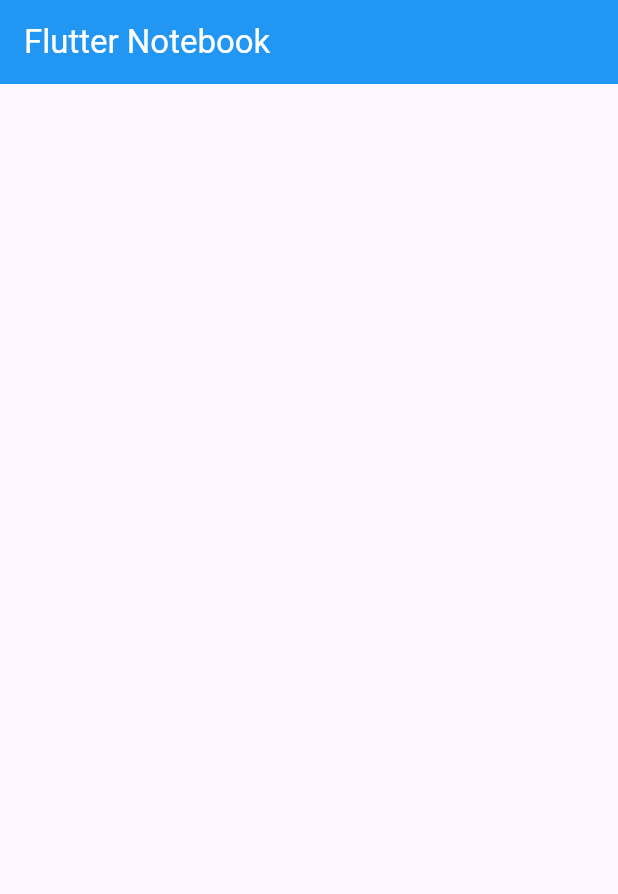
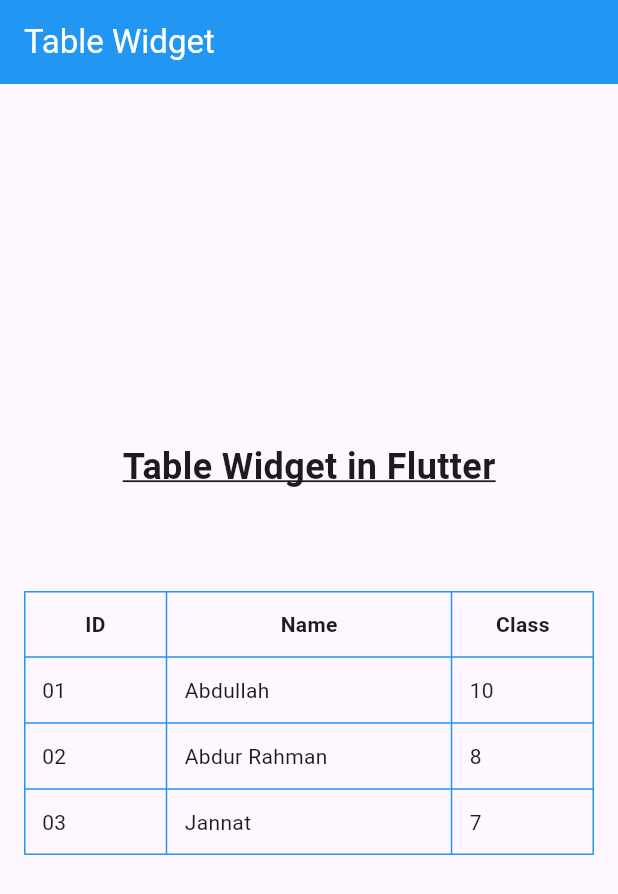
Before and after one commit to monir996/flutter-notebook, a Flutter app: the screen it shows after launch, on a phone screen of 412 x 824 dp. Shown: the top 894 px of the screen. Run offline on Flutter 3.47's test engine with Material 3 defaults, Android fonts, the light colour scheme and no system bars.

Commit message:
table widget - initial

```diff
--- a/lib/home_screen.dart
+++ b/lib/home_screen.dart
@@ -13,11 +13,94 @@
   Widget build(BuildContext context) {
 
     return Scaffold(
-      appBar: AppBar(title: Text("Flutter Notebook", style: TextStyle(color: Colors.white)), backgroundColor: Colors.blue),
+      appBar: AppBar(title: Text("Table Widget", style: TextStyle(color: Colors.white)), backgroundColor: Colors.blue),
 
-      // ----------------------- Main Branch  ==> Basic Structure ------------------
+      // ----------------------- Branch 48 ==> Table Widget ------------------
 
-      body: Center(),
+      body: Center(
+        child: Column(
+          mainAxisAlignment: MainAxisAlignment.center,
+
+          children: [
+
+            Text(
+                "Table Widget in Flutter",
+                style: TextStyle(
+                    fontWeight: FontWeight.bold,
+                    fontSize: 24,
+                    decoration: TextDecoration.underline
+                )
+            ),
+
+            SizedBox(height: 50),
+
+            Padding(
+              padding: const EdgeInsets.all(16.0),
+
+              child: Table(
+                border: TableBorder.all(width: 1, color: Colors.blue),
+                columnWidths: {
+                  0: FlexColumnWidth(1),
+                  1: FlexColumnWidth(2),
+                  2: FlexColumnWidth(1),
+                },
+                children: [
+
+                  // ----------------------- 1st Row ------------------
+                  TableRow(
+                    children: [
+                      // TableCell(child: Text("ID", style: TextStyle(fontWeight: FontWeight.bold))),
+                      // TableCell(child: Text("Name", style: TextStyle(fontWeight: FontWeight.bold))),
+                      // TableCell(child: Text("Class", style: TextStyle(fontWeight: FontWeight.bold))),
+
+                      _buildCell("ID", TextStyle(fontWeight: FontWeight.bold), Alignment.center),
+                      _buildCell("Name", TextStyle(fontWeight: FontWeight.bold), Alignment.center),
+                      _buildCell("Class", TextStyle(fontWeight: FontWeight.bold), Alignment.center)
+                    ]
+                  ),
+
+                  // ----------------------- 2nd Row ------------------
+                  TableRow(
+                      children: [
+                        _buildCell("01"),
+                        _buildCell("Abdullah"),
+                        _buildCell("10")
+                      ]
+                  ),
+
+                  // ----------------------- 3rd Row ------------------
+                  TableRow(
+                      children: [
+                        _buildCell("02"),
+                        _buildCell("Abdur Rahman"),
+                        _buildCell("8")
+                      ]
+                  ),
+
+                  // ----------------------- 4th Row ------------------
+                  TableRow(
+                      children: [
+                        _buildCell("03"),
+                        _buildCell("Jannat"),
+                        _buildCell("7")
+                      ]
+                  ),
+                ],
+              ),
+            ),
+          ],
+        ),
+      ),
     );
   }
+
+  // ----------------------- Customize Table Cell ------------------
+  Widget _buildCell(String text, [TextStyle? textStyle, Alignment alignment = Alignment.centerLeft]) {
+    return Container(
+      alignment: alignment,
+      padding: EdgeInsets.all(12.0),
+      child: Text(text, style: textStyle),
+    );
+  }
+
 }
```
